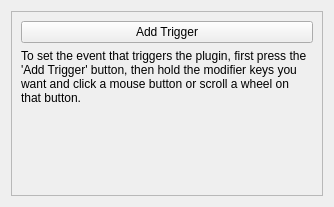
mgottschlag/kwin-tiling, file libs/plasmagenericshell/MousePlugins.ui: the form before one commit.
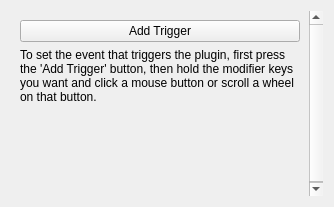
The form after the commit. Custom widgets are drawn as their Qt base class.

Commit message: ui cleanup: -Mouse Plugins -> Mouse Actions -remove instead of delete icon -set stretch factor -remove the frame (but the bg is still a slightly different shade of grey)

Diff of the .ui file:
```diff
--- a/libs/plasmagenericshell/MousePlugins.ui
+++ b/libs/plasmagenericshell/MousePlugins.ui
@@ -16,6 +16,12 @@
   <layout class="QVBoxLayout" name="verticalLayout">
    <item>
     <widget class="QScrollArea" name="scrollArea">
+     <property name="frameShape">
+      <enum>QFrame::NoFrame</enum>
+     </property>
+     <property name="lineWidth">
+      <number>0</number>
+     </property>
      <property name="widgetResizable">
       <bool>true</bool>
      </property>
@@ -24,8 +30,8 @@
        <rect>
         <x>0</x>
         <y>0</y>
-        <width>320</width>
-        <height>193</height>
+        <width>326</width>
+        <height>199</height>
        </rect>
       </property>
       <layout class="QGridLayout" name="gridLayout">
@@ -54,7 +60,7 @@
          <property name="sizeHint" stdset="0">
           <size>
            <width>20</width>
-           <height>78</height>
+           <height>84</height>
           </size>
          </property>
         </spacer>
```
The commit also changes 3 other files.
